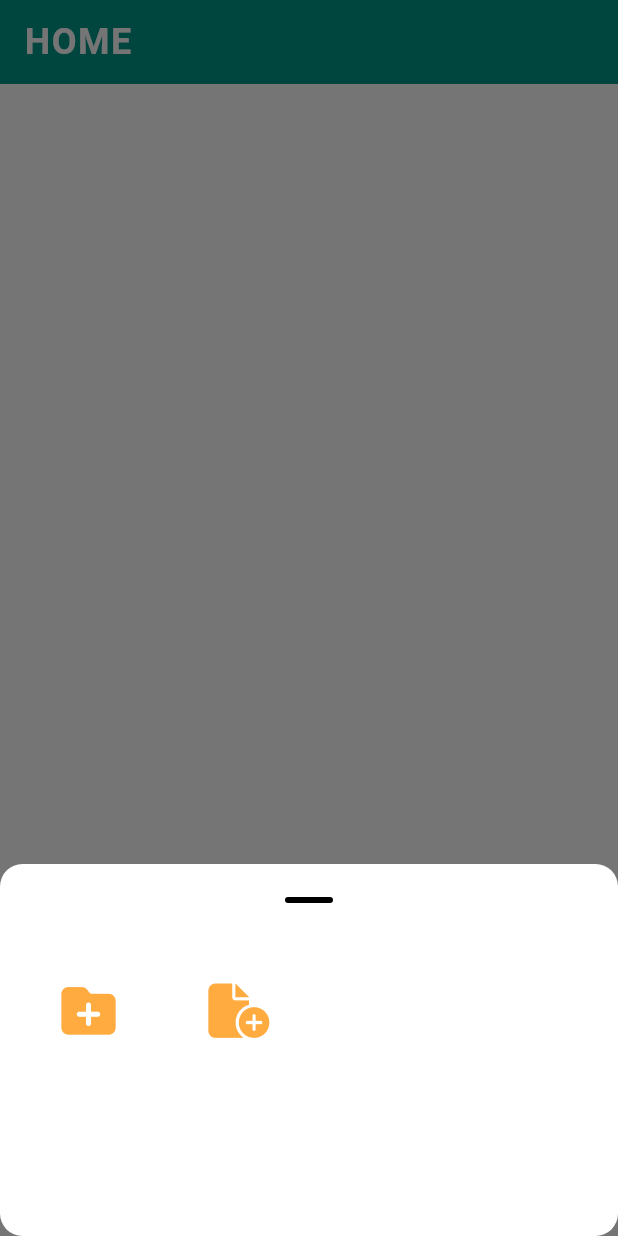
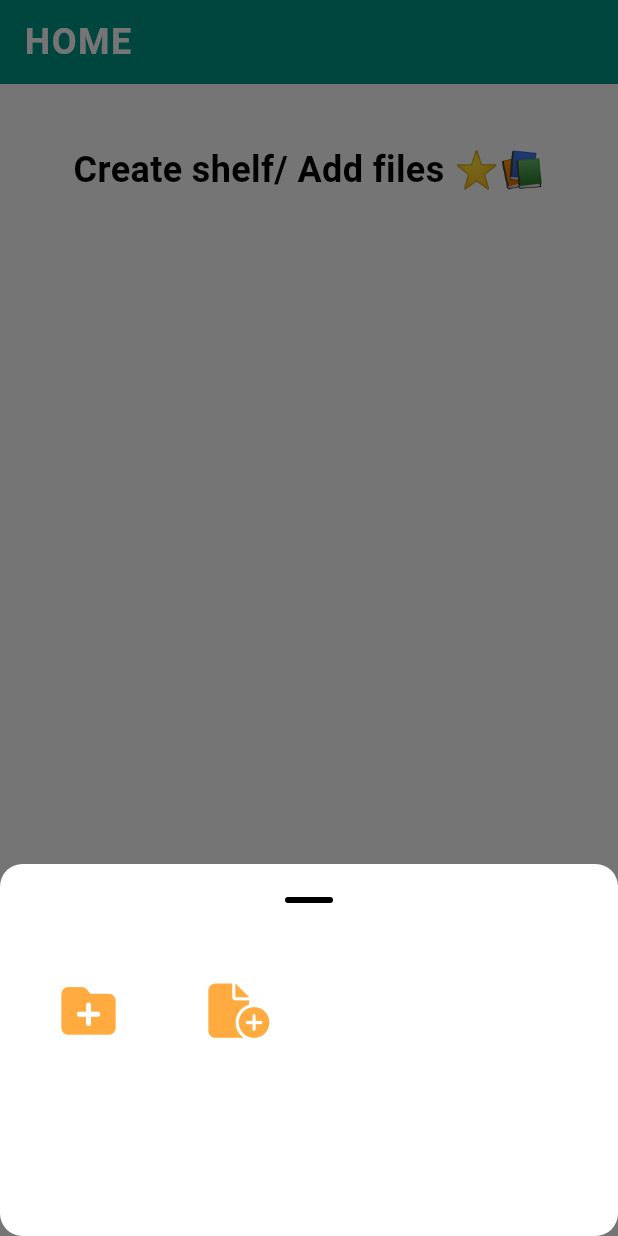
Before and after one commit to vi5hnuu/shelf-app, a Flutter app: the screen it shows after launch, after a tap on an icon or button, on a phone screen of 412 x 824 dp. Run offline on Flutter 3.47's test engine with Material 3 defaults, Android fonts, the phone set to English and light mode, and no system bars; our stand-ins replace bloc, equatable, file_picker, flutter_bloc, flutter_spinkit, flutter_svg and 7 more; missing offline and left inert: dart:ffi; accounts and stored records are empty.

Commit message:
shelf app phase-1 completed

```diff
--- a/lib/extensions/string-entensions.dart
+++ b/lib/extensions/string-entensions.dart
@@ -4,4 +4,8 @@ extension StringUtils on String {
     if(isEmpty) return this;
     return split(" ").map((word)=>word.isEmpty ? word : word[0].toUpperCase()+word.substring(1)).join(" ");
   }
+
+  bool get isBlank{
+    return trim().isEmpty;
+  }
 }
--- a/lib/models/HttpState.dart
+++ b/lib/models/HttpState.dart
@@ -1,8 +1,10 @@
 class HttpState{
   final bool loading;
   final String? error;
+  final bool? done;
 
-  const HttpState({this.loading=false,this.error});
+  const HttpState({this.loading=false,this.error,this.done});
   const HttpState.loading():this(loading: true);
   const HttpState.error({required String? error}):this(loading: false,error: error);
+  const HttpState.done():this(loading: false,done: true);
 }
--- a/lib/screens/FileManagerScreen.dart
+++ b/lib/screens/FileManagerScreen.dart
@@ -17,6 +17,7 @@ import 'package:shelf/singletons/NotificationService.dart';
 import 'package:shelf/singletons/persistance/persistance.dart';
 import 'package:shelf/state/httpStates.dart';
 import 'package:shelf/state/shelf/shelf_bloc.dart';
+import 'package:shelf/widgets/CreateShelfDialog.dart';
 import 'package:shelf/widgets/FileView.dart';
 import 'package:shelf/widgets/PathView.dart';
 import 'package:shelf/widgets/RetryAgain.dart';
@@ -30,7 +31,7 @@ class FileManagerScreen extends StatefulWidget {
 }
 
 class _FileManagerScreenState extends State<FileManagerScreen> {
-  late final GoRouter router=GoRouter.of(context);
+  late final GoRouter _router=GoRouter.of(context);
   final List<String> _shelfPaths=[];//path to current shelf
   final ScrollController _scrollController = ScrollController();
   late final ShelfBloc _shelfBloc;
@@ -44,12 +45,14 @@ class _FileManagerScreenState extends State<FileManagerScreen> {
     super.initState();
   }
 
-  get shelfId{
+  String? get shelfId{
     return (_shelfPaths.isNotEmpty ? _shelfPaths.last : null);
   }
 
   @override
   Widget build(BuildContext context) {
+    final _router=GoRouter.of(context);
+
         return PopScope(
           onPopInvokedWithResult: (didPop, result) {
               setState(()=>_loadPage(shelfId: (_shelfPaths..removeLast()).lastOrNull,pageNo: 1));
@@ -61,7 +64,7 @@ class _FileManagerScreenState extends State<FileManagerScreen> {
               listenWhen: (previous, current) => previous != current,
               builder: (context, state) {
                 final List<Shelf> paths=[];
-                final shelf=state.shelf.getShelf(shelfId: shelfId ?? ShelfState.ROOT_SHELF_ID,path: paths)!;
+                final shelf=state.rootShelf.getShelf(shelfId: shelfId ?? ShelfState.ROOT_SHELF_ID,path: paths)!;
                 final totalItems=(shelf.shelfs.length+shelf.files.length);
                 return Scaffold(
               appBar: AppBar(
@@ -84,11 +87,13 @@ class _FileManagerScreenState extends State<FileManagerScreen> {
                   mainAxisSize: MainAxisSize.max,
                   crossAxisAlignment: CrossAxisAlignment.stretch,
                   children: [
-                    if(state.isLoading(forr: Httpstates.SAVING_FILES_IN_SHELF)) Text("saving files please wait"),
                     PathView(onPathClick: (sid) {
                       _goToShelf(sid);
                     },paths: paths),
-                    if(shelf.hasItems()) Expanded(
+                    const SizedBox(height: 12,),
+                    if(state.isLoading(forr: Httpstates.SAVING_FILES_IN_SHELF))
+                      const SpinKitThreeBounce(color: Colors.green,size: 24)
+                    else if(shelf.hasItems()) Expanded(
                       child: GridView.builder(
                         controller: _scrollController,
                         shrinkWrap: true,
@@ -103,18 +108,19 @@ class _FileManagerScreenState extends State<FileManagerScreen> {
                             final nestedShelf=shelf.shelfs[index];
                             return GestureDetector(
                               onDoubleTap: ()=>_goToShelf(nestedShelf.id),
-                              child: Shelfview(svgPath: "assets/svg/shelf.svg"),
+                              child: ShelfView(svgPath: "assets/svg/shelf.svg",title: nestedShelf.title,),
                             );
                           }else{
                             final file=shelf.files[index-shelf.shelfs.length];
                             return GestureDetector(
                               onTap: () => _openFile(file: file),
-                              child: FileView(svgPath: Constants.getFileSvgPath(SupportedFileType.toEnum(file.type))),
+                              child: FileView(svgPath: Constants.getFileSvgPath(SupportedFileType.toEnum(file.type)),title: file.title),
                             );
                           }
                         }
                       ),
-                    ),
+                    )
+                    else if(!state.isLoading(forr: Httpstates.ITEMS_IN_SHELF) && !shelf.hasItems()) const Text("Create shelf/ Add files ⭐📚",textAlign: TextAlign.center,style: TextStyle(fontSize: 24,fontWeight: FontWeight.bold)),
                     Container(
                       decoration: const BoxDecoration(color: Colors.white),
                       child: (state.isLoading(forr: Httpstates.ITEMS_IN_SHELF))
@@ -153,41 +159,8 @@ class _FileManagerScreenState extends State<FileManagerScreen> {
           height: 200,
           child: GridView.count(crossAxisCount: 4,children: [
             IconButton(onPressed: ()=>showDialog(context: context,builder: (context) {
-              return Padding(
-                padding: const EdgeInsets.all(16.0),
-                child: Dialog(
-                  shape: RoundedRectangleBorder(borderRadius: BorderRadius.circular(12),side: BorderSide.none),
-                  insetPadding: EdgeInsets.zero,
-                  child: Container(
-                    padding: const EdgeInsets.all(24),
-                    child: Column(mainAxisSize: MainAxisSize.min,
-                      crossAxisAlignment: CrossAxisAlignment.stretch,
-                      children: [
-                        const Text("Create Shelf",style: TextStyle(fontSize: 24,fontWeight: FontWeight.bold),),
-                        const SizedBox(height: 24),
-                        const CustomTextField(initialValue: "title",label: "Enter shelf title",),
-                        const SizedBox(height: 12),
-                        const CustomTextField(initialValue: "description",label: "Enter shelf description",),
-                        const SizedBox(height: 12),
-                        const CustomTextField(initialValue: "self help,personal",label: "Enter shelf tags seperated by ,",),
-                        const SizedBox(height: 12),
-                        Row(
-                          mainAxisSize: MainAxisSize.min,
-                          mainAxisAlignment: MainAxisAlignment.end
-                          ,children: [
-                          FilledButton(onPressed: () {
-
-                          },style: const ButtonStyle(backgroundColor: WidgetStatePropertyAll(Colors.red)), child: const Text("Cancel"),),
-                          const SizedBox(width: 12),
-                          FilledButton(onPressed: () {
-
-                          },style: const ButtonStyle(backgroundColor: WidgetStatePropertyAll(Colors.green)), child: const Text("Create")),
-                          ],)
-                      ],),
-                  ),
-                  ),
-              );
-            },barrierDismissible: true,useSafeArea: true),
+              return CreateShelfDialog(shelfId:shelfId);
+            },barrierDismissible: true,useSafeArea: true).then((value) => _router.pop()),
                 icon: const Icon(FontAwesomeIcons.folderPlus,size: 36,color: Colors.orangeAccent)),
             IconButton(onPressed: () async {
               await onFileSelection();
@@ -197,7 +170,6 @@ class _FileManagerScreenState extends State<FileManagerScreen> {
           ]),
         );
       });
-
   }
 
   onFileSelection() async{
@@ -266,30 +238,3 @@ class _FileManagerScreenState extends State<FileManagerScreen> {
   }
 
 }
-
-
-class CustomTextField extends StatelessWidget {
-  final String label;
-  final String? initialValue;
-
-  const CustomTextField({
-    super.key,
-    required this.label,
-    this.initialValue,
-  });
-
-  @override
-  Widget build(BuildContext context) {
-    return TextFormField(initialValue: initialValue,decoration: InputDecoration(
-                    labelText: label,
-                    border: OutlineInputBorder(), // Outlined border for TextField
-                    focusedBorder: OutlineInputBorder(
-    borderSide: BorderSide(color: Colors.blue, width: 2.0),
-                    ),
-                    enabledBorder: OutlineInputBorder(
-    borderSide: BorderSide(color: Colors.grey, width: 1.5),
-                    ),
-                    hintText: 'Type something...',
-                  ),);
-  }
-}
--- a/lib/screens/HomeScreen.dart
+++ b/lib/screens/HomeScreen.dart
@@ -28,7 +28,7 @@ class _HomescreenState extends State<Homescreen> {
         buildWhen: (previous, current) => previous != current,
         listenWhen: (previous, current) => previous != current,
         builder: (context, state) {
-          final shelf=state.shelf;
+          final shelf=state.rootShelf;
           return GridView.count(
             crossAxisCount: 4,
             children: [
--- a/lib/singletons/NotificationService.dart
+++ b/lib/singletons/NotificationService.dart
@@ -16,10 +16,10 @@ class NotificationService {
       backgroundColor: color,
       behavior: SnackBarBehavior.floating,
       showCloseIcon: showCloseIcon,
-      margin: const EdgeInsets.symmetric(horizontal:12),
+      margin: const EdgeInsets.symmetric(horizontal:12).copyWith(top: 10),
       duration: duration ?? const Duration(seconds: 2),
     );
+      _scaffoldMessengerKey.currentState?.hideCurrentSnackBar(reason: SnackBarClosedReason.dismiss);
     return _scaffoldMessengerKey.currentState?.showSnackBar(snackbar);
   }
-
 }
--- a/lib/singletons/persistance/persistance.dart
+++ b/lib/singletons/persistance/persistance.dart
@@ -223,7 +223,8 @@ class Persistance{
 
     final List<Map<String, dynamic>> filesRaw = await _db!.query(
         _tableFile,
-        where: shelfId!=null ? 'shelf_id = $shelfId' : 'shelf_id IS NULL',
+        where: shelfId!=null ? 'shelf_id = ?' : 'shelf_id IS ?',
+        whereArgs: [shelfId],
         limit: limit,
         offset: offset,
         orderBy: 'created_at ASC'
@@ -333,7 +334,7 @@ class Persistance{
     //we should not use (curItems/limit) as it can be like  2.33333 etc which gives wrong skip
     // final int skipItems=((pageNo-onlyShelfPages-1)*limit).toInt();
     final int skipItems=(pageNo*limit-totalShelfs-limit).toInt();
-    final List<File> files=await getFilesFromOffset(offset: skipItems>=0 ? skipItems : 0, limit: leftItems);
+    final List<File> files=await getFilesFromOffset(shelfId: shelfId,offset: skipItems>=0 ? skipItems : 0, limit: leftItems);
 
     return Pageable<Object>(data: [...shelfs,...files], pageNo: pageNo, totalPages: totalPages);
   }
--- a/lib/state/WithHttpState.dart
+++ b/lib/state/WithHttpState.dart
@@ -5,6 +5,10 @@ mixin WithHttpState{
 
   bool isLoading({required final String forr}){
     return httpStates.containsKey(forr) && httpStates[forr]!.loading;
+  }
+
+  bool isDone({required final String forr}){
+    return httpStates[forr]?.done==true;
   }
 
   bool anyLoading({List<String> forr=const []}){
--- a/lib/state/httpStates.dart
+++ b/lib/state/httpStates.dart
@@ -4,4 +4,5 @@ class Httpstates{
   static const String MOVE_ITEMS_TO="MOVE_ITEMS_TO";
   static const String DELETE_ITEMS="DELETE_ITEMS";
   static const String SAVING_FILES_IN_SHELF="SAVING_FILES_IN_SHELF";
+  static const String CREATE_SHELF="CREATE_SHELF";
 }
--- a/lib/state/shelf/shelf_bloc.dart
+++ b/lib/state/shelf/shelf_bloc.dart
@@ -52,7 +52,7 @@ class ShelfBloc extends Bloc<ShelfEvent, ShelfState> {
             throw Exception("invalid item type");
           }
         }
-        final Shelf rootShelf=state.shelf
+        final Shelf rootShelf=state.rootShelf
             .addToShelf(shelfId: event.shelfId ?? ShelfState.ROOT_SHELF_ID,files:files,shelfs: shelfs,totalPages: itemsInShelf.totalPages);
         final invalidatedShelfs=isShelfInvalid ? (state._invalidatedShelfs.clone()..remove(event.shelfId)) : state._invalidatedShelfs.clone();
         emit(state.copyWith(invalidatedShelfs: invalidatedShelfs,httpStates:state.httpStates.clone()..remove(Httpstates.ITEMS_IN_SHELF), shelf: rootShelf));
@@ -87,6 +87,20 @@ class ShelfBloc extends Bloc<ShelfEvent, ShelfState> {
         emit(state.copyWith(httpStates:state.httpStates.clone()..remove(Httpstates.SAVING_FILES_IN_SHELF), invalidatedShelfs: state._invalidatedShelfs.clone()..add(event.shelfId)));
       } catch (e) {
         emit(state.copyWith(httpStates: state.httpStates.clone()..put(Httpstates.SAVING_FILES_IN_SHELF, HttpState.error(error: e.toString()))));
+      }
+    });
+    on<CreateShelfIn>((event,emit)async{
+      emit(state.copyWith(httpStates: state.httpStates.clone()..put(Httpstates.CREATE_SHELF,const HttpState.loading())));
+      try {
+        //same file save twice -> single entry in app_dir but 2 entry in db [take care while deleting]
+        await _persistance.createShelf(parentShelfId: event.shelfId,
+          title: event.title,description: event.description,coverImage: event.coverImage,tags: event.tags);
+
+        //TODO::remove this test line
+        await Future.delayed(Duration(seconds: 3));
+        emit(state.copyWith(httpStates:state.httpStates.clone()..put(Httpstates.CREATE_SHELF,const HttpState.done()), invalidatedShelfs: state._invalidatedShelfs.clone()..add(event.shelfId)));
+      } catch (e) {
+        emit(state.copyWith(httpStates: state.httpStates.clone()..put(Httpstates.CREATE_SHELF, HttpState.error(error: e.toString()))));
       }
     });
   }
@@ -128,6 +142,8 @@ class ShelfBloc extends Bloc<ShelfEvent, ShelfState> {
       add(FetchItemsInShelf(shelfId: parentShelfId, pageNo: 1));
     }else if(transition.event is SaveFilesInShelf && !transition.nextState.hasHttpState(forr: Httpstates.SAVING_FILES_IN_SHELF)){
       add(FetchItemsInShelf(shelfId: (transition.event as SaveFilesInShelf).shelfId, pageNo: 1));
+    }else if(transition.event is CreateShelfIn && transition.nextState.isDone(forr: Httpstates.CREATE_SHELF)){
+      add(FetchItemsInShelf(shelfId: (transition.event as CreateShelfIn).shelfId, pageNo: 1));
     }
   }
 
--- a/lib/state/shelf/shelf_event.dart
+++ b/lib/state/shelf/shelf_event.dart
@@ -13,8 +13,12 @@ class FetchItemsInShelf extends ShelfEvent{
 
 class CreateShelfIn extends ShelfEvent{
   final String? shelfId;
+  final String title;
+  final String? description;
+  final String? coverImage;
+  final List<String>? tags;
 
-  const CreateShelfIn({this.shelfId});
+  const CreateShelfIn({this.shelfId,required this.title,this.description='',this.coverImage,this.tags=const []});
 }
 
 class CreateFileItem{
--- a/lib/state/shelf/shelf_state.dart
+++ b/lib/state/shelf/shelf_state.dart
@@ -4,13 +4,13 @@ part of 'shelf_bloc.dart';
 class ShelfState extends Equatable with WithHttpState {
   static const String ROOT_SHELF_ID="0";
   final Set<String?> _invalidatedShelfs;//NULL -> root, shelfId -> shelf
-  final Shelf _shelf;
+  final Shelf _rootShelf;
 
   ShelfState({
     Shelf? shelf,
     Set<String?> invalidatedShelfs=const {},
     Map<String,HttpState>? httpStates,
-  }) : _shelf = shelf ?? Shelf.rootShelf(rootShelfId: ROOT_SHELF_ID),_invalidatedShelfs=invalidatedShelfs{
+  }) : _rootShelf = shelf ?? Shelf.rootShelf(rootShelfId: ROOT_SHELF_ID),_invalidatedShelfs=invalidatedShelfs{
     this.httpStates.addAll(httpStates ?? {});
   }
 
@@ -22,20 +22,20 @@ class ShelfState extends Equatable with WithHttpState {
     return ShelfState(
       invalidatedShelfs: invalidatedShelfs ?? _invalidatedShelfs,
       httpStates: httpStates ?? this.httpStates,
-      shelf: shelf ?? _shelf
+      shelf: shelf ?? _rootShelf
     );
   }
 
   factory ShelfState.initial() => ShelfState();
 
-  Shelf get shelf{
-    return _shelf;
+  Shelf get rootShelf{
+    return _rootShelf;
   }
 
   Shelf clearShelf({required String? shelfId}){
     if(shelfId==null) return Shelf.rootShelf(rootShelfId: ROOT_SHELF_ID);
 
-    final reqShelf=_shelf.getShelf(shelfId: shelfId);
+    final reqShelf=_rootShelf.getShelf(shelfId: shelfId);
     if(reqShelf==null) throw Exception("Invalid shelfId");
     return reqShelf
       ..files.clear()
@@ -47,7 +47,7 @@ class ShelfState extends Equatable with WithHttpState {
   }
 
   hasPage({String? shelfId,required int pageNo}){
-    final Shelf? reqShelf= shelfId==null ? _shelf :  _shelf.getShelf(shelfId: shelfId);
+    final Shelf? reqShelf= shelfId==null ? _rootShelf :  _rootShelf.getShelf(shelfId: shelfId);
     if(reqShelf==null) throw Exception("Invalid shelf id");
     return (reqShelf.shelfs.length+reqShelf.files.length)/Constants.DEFAULT_PAGE_SIZE>=pageNo;
   }
@@ -56,7 +56,7 @@ class ShelfState extends Equatable with WithHttpState {
     var invalidShelf=_invalidatedShelfs.contains(shelfId);
     if((invalidShelf && pageNo!=1) || isLoading(forr: Httpstates.ITEMS_IN_SHELF)) return false;
 
-    final Shelf? reqShelf= shelfId==null ? _shelf :  _shelf.getShelf(shelfId: shelfId);
+    final Shelf? reqShelf= shelfId==null ? _rootShelf :  _rootShelf.getShelf(shelfId: shelfId);
     if(reqShelf==null) throw Exception("Invalid shelf id");
     if(pageNo!=1 && reqShelf.totalPages==null) throw Exception("Total pages not initialized");
 
@@ -71,5 +71,5 @@ class ShelfState extends Equatable with WithHttpState {
 
 
   @override
-  List<Object?> get props => [httpStates, _shelf];
+  List<Object?> get props => [httpStates, _rootShelf];
 }
```
Also changed, not shown: lib/widgets/CreateShelfDialog.dart (added, +112 -0 lines), lib/widgets/CustomTextField.dart (added, +36 -0 lines), lib/widgets/FileView.dart (+8 -2 lines), lib/widgets/ShelfView.dart (+10 -3 lines), pubspec.lock.
